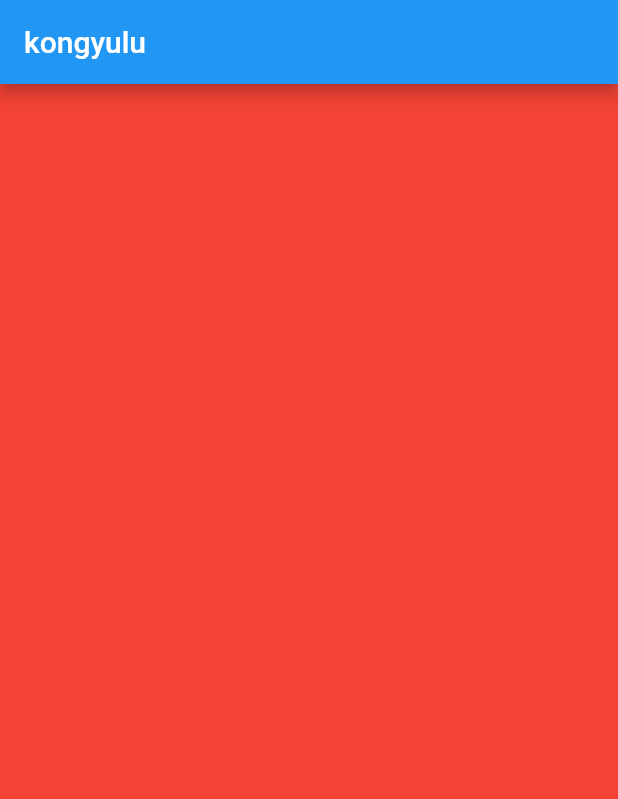
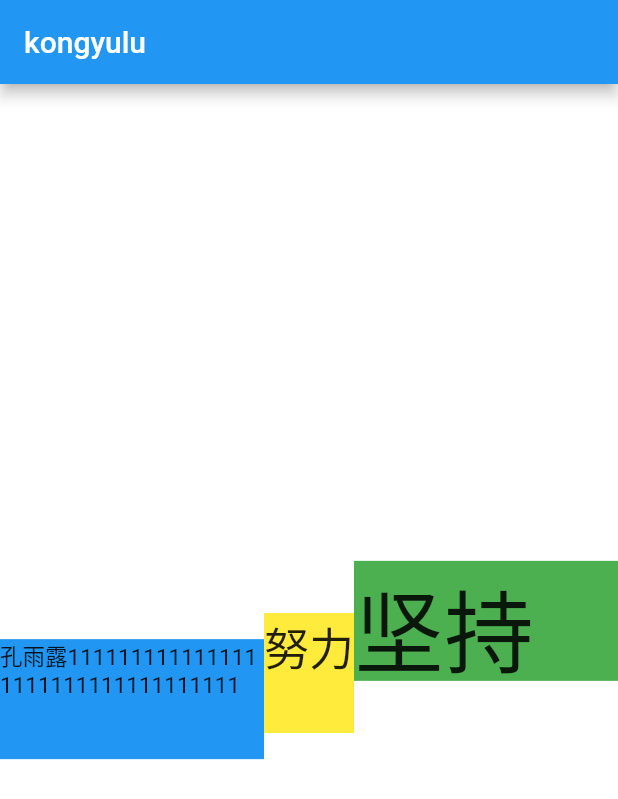
Before and after one commit to Eleven2012/flutter_listViewDemo, a Flutter app: the screen it shows after launch, on a phone screen of 412 x 824 dp. Shown: the top 799 px of the screen. Run offline on Flutter 3.47's test engine with Material 2 defaults, Android fonts, the phone set to English and light mode, and no system bars.

Commit message:
new layout modify

```diff
--- a/flutter_layoutdemo/lib/layout_demo.dart
+++ b/flutter_layoutdemo/lib/layout_demo.dart
@@ -4,7 +4,44 @@ class LayoutDemo extends StatelessWidget {
   @override
   Widget build(BuildContext context) {
     return Container(
-      color: Colors.red,
+      color: Colors.white,
+      alignment: Alignment(0.0, 0.0),
+      child: RowDemo()
+    );
+  }
+
+
+}
+
+
+class RowDemo extends StatelessWidget {
+  @override
+  Widget build(BuildContext context) {
+    // TODO: implement build
+    return Row(
+      mainAxisAlignment: MainAxisAlignment.spaceAround,
+      crossAxisAlignment: CrossAxisAlignment.baseline,
+      textBaseline: TextBaseline.alphabetic,
+      children: <Widget>[
+        Expanded(
+          child: Container(
+            child:Text('孔雨露1111111111111111111111111111111111',
+              style: TextStyle(fontSize: 15),
+            ) ,
+            color: Colors.blue,
+            height: 80,),
+        )
+
+        ,
+        Container(child:Text('努力',style: TextStyle(fontSize: 30),)
+          ,color: Colors.yellow,height: 80,),
+
+        Expanded(
+          child: Container(child:Text('坚持',style: TextStyle(fontSize: 60),) ,color: Colors.green,height: 80,),
+        )
+        ,
+
+      ],
     );
   }
 }
```
Also changed, not shown: flutter_layoutdemo/lib/main.dart (+0 -9 lines).
